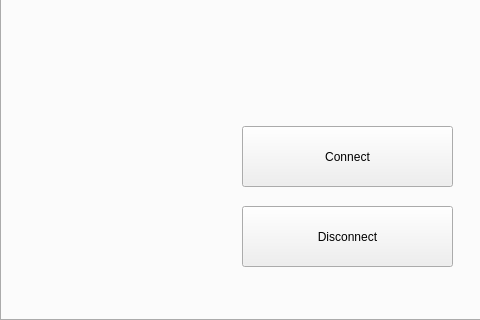
This is client.ui in CanOSpam/CommAudio as Qt 5 draws it before an edit; both pictures show x 0 to 480 and y 180 to 500 of the 710 by 500 pixel window. The edited form follows.
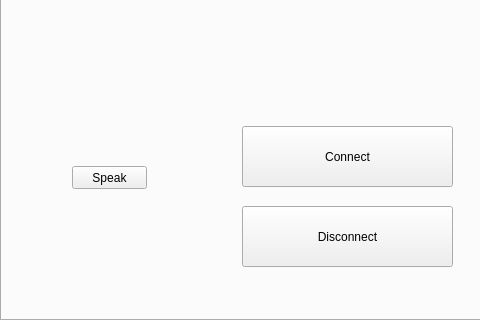
This is the edited form.

```diff
--- a/client.ui
+++ b/client.ui
@@ -93,6 +93,19 @@
       <string>Disconnect</string>
      </property>
     </widget>
+    <widget class="QPushButton" name="speakButton">
+     <property name="geometry">
+      <rect>
+       <x>70</x>
+       <y>320</y>
+       <width>75</width>
+       <height>23</height>
+      </rect>
+     </property>
+     <property name="text">
+      <string>Speak</string>
+     </property>
+    </widget>
    </widget>
   </widget>
  </widget>
```
